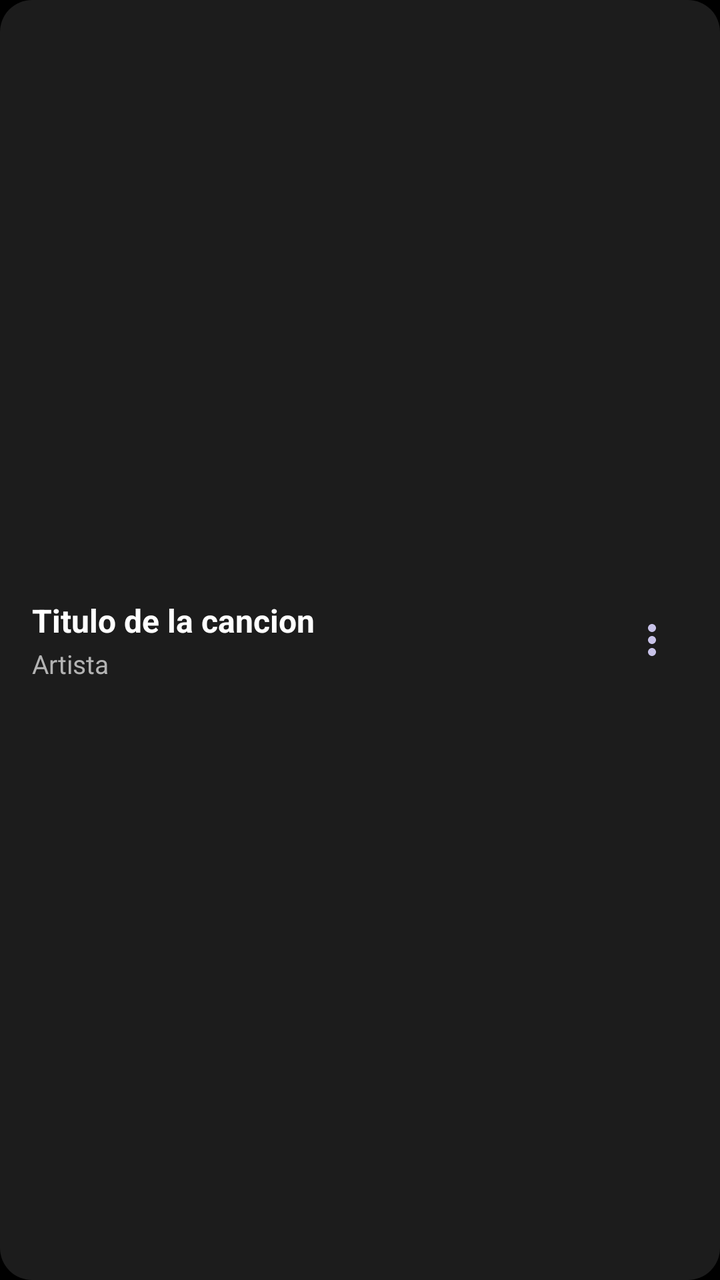
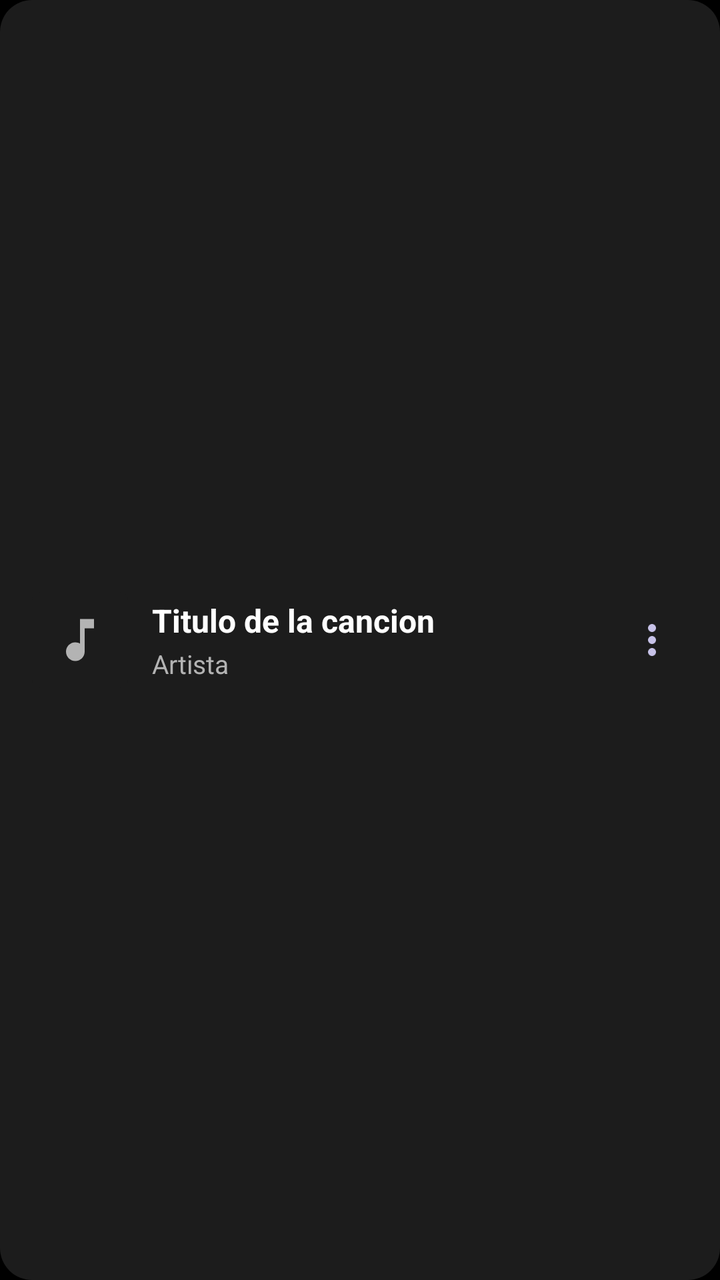

Compare the two renders of this Android layout. The source of the first and the diff that turns it into the second are given below.
<!-- AndroidManifest.xml: application theme Theme.MP_3 -->
<!-- res/layout/item_song.xml -->
<?xml version="1.0" encoding="utf-8"?>
<LinearLayout xmlns:android="http://schemas.android.com/apk/res/android"
    android:layout_width="match_parent"
    android:layout_height="wrap_content"
    android:layout_marginHorizontal="16dp"
    android:layout_marginVertical="6dp"
    android:background="@drawable/bg_item_song"
    android:gravity="center_vertical"
    android:orientation="horizontal"
    android:padding="16dp">

    <LinearLayout
        android:layout_width="0dp"
        android:layout_height="wrap_content"
        android:layout_weight="1"
        android:orientation="vertical">

        <TextView
            android:id="@+id/tvItemTitle"
            android:layout_width="match_parent"
            android:layout_height="wrap_content"
            android:ellipsize="end"
            android:maxLines="1"
            android:text="Titulo de la cancion"
            android:textColor="@color/text_primary_light"
            android:textSize="16sp"
            android:textStyle="bold" />

        <TextView
            android:id="@+id/tvItemArtist"
            android:layout_width="match_parent"
            android:layout_height="wrap_content"
            android:layout_marginTop="2dp"
            android:ellipsize="end"
            android:maxLines="1"
            android:text="Artista"
            android:textColor="@color/text_secondary_light"
            android:textSize="13sp" />

    </LinearLayout>

    <ImageButton
        android:id="@+id/btnItemMenu"
        android:layout_width="36dp"
        android:layout_height="36dp"
        android:layout_marginStart="8dp"
        android:background="@android:color/transparent"
        android:contentDescription="Opciones"
        android:padding="6dp"
        android:src="@drawable/ic_more_vert" />

</LinearLayout>
<!-- resources referenced by this layout -->
<resources>
  <color name="text_primary_light">#FFFFFF</color>
  <color name="text_secondary_light">#B3B3B3</color>
  <!-- drawable bg_item_song (drawable) -->
  <?xml version="1.0" encoding="utf-8"?>
  <selector xmlns:android="http://schemas.android.com/android">
      <item android:state_pressed="true">
          <shape android:shape="rectangle">
              <solid android:color="@color/purple_dark" />
              <corners android:radius="16dp" />
          </shape>
      </item>
      <item>
          <shape android:shape="rectangle">
              <solid android:color="@color/surface_dark" />
              <corners android:radius="16dp" />
          </shape>
      </item>
  </selector>
  <!-- drawable ic_more_vert (drawable) -->
  <vector xmlns:android="http://schemas.android.com/apk/res/android"
      android:width="24dp"
      android:height="24dp"
      android:viewportWidth="24"
      android:viewportHeight="24">
      <path
          android:fillColor="#C7C2E8"
          android:pathData="M12,8c1.1,0 2,-0.9 2,-2s-0.9,-2 -2,-2 -2,0.9 -2,2 0.9,2 2,2zM12,10c-1.1,0 -2,0.9 -2,2s0.9,2 2,2 2,-0.9 2,-2 -0.9,-2 -2,-2zM12,16c-1.1,0 -2,0.9 -2,2s0.9,2 2,2 2,-0.9 2,-2 -0.9,-2 -2,-2z" />
  </vector>
  <style name="Theme.MP_3" parent="Theme.MaterialComponents.DayNight.NoActionBar">
          <item name="colorPrimary">@color/purple_primary</item>
          <item name="colorPrimaryVariant">@color/purple_dark</item>
          <item name="colorOnPrimary">@color/white</item>
          <item name="colorSecondary">@color/blue_primary</item>
          <item name="colorSecondaryVariant">@color/blue_dark</item>
          <item name="colorOnSecondary">@color/white</item>
          <item name="android:statusBarColor">@color/background_dark</item>
          <item name="android:windowBackground">@color/background_dark</item>
          <item name="android:navigationBarColor">@color/background_dark</item>
      </style>
  <color name="purple_dark">#1C1C1C</color>
  <color name="surface_dark">#101010</color>
  <color name="purple_primary">#FFD600</color>
  <color name="white">#FFFFFF</color>
  <color name="blue_primary">#FFD600</color>
  <color name="blue_dark">#0A0A0A</color>
  <color name="background_dark">#000000</color>
</resources>

<!-- the commit's change to res/layout/item_song.xml (unified diff, before → after) -->
@@ -8,6 +8,18 @@
     android:gravity="center_vertical"
     android:orientation="horizontal"
     android:padding="16dp">
+
+    <ImageView
+        android:id="@+id/ivItemAlbumArt"
+        android:layout_width="48dp"
+        android:layout_height="48dp"
+        android:layout_marginEnd="12dp"
+        android:background="@drawable/bg_album_art_small"
+        android:contentDescription="Caratula del album"
+        android:padding="10dp"
+        android:scaleType="fitCenter"
+        android:src="@drawable/ic_music_note"
+        android:tint="@color/spotify_gray" />
 
     <LinearLayout
         android:layout_width="0dp"
<!-- resource entries referenced after the edit -->
@@ -1,7 +1,15 @@
 <!-- resources referenced by this layout -->
 <resources>
+  <color name="spotify_gray">#B3B3B3</color>
   <color name="text_primary_light">#FFFFFF</color>
   <color name="text_secondary_light">#B3B3B3</color>
+  <!-- drawable bg_album_art_small (drawable) -->
+  <?xml version="1.0" encoding="utf-8"?>
+  <shape xmlns:android="http://schemas.android.com/apk/res/android"
+      android:shape="rectangle">
+      <solid android:color="@color/spotify_card" />
+      <corners android:radius="4dp" />
+  </shape>
   <!-- drawable bg_item_song (drawable) -->
   <?xml version="1.0" encoding="utf-8"?>
   <selector xmlns:android="http://schemas.android.com/android">
@@ -28,6 +36,16 @@
           android:fillColor="#C7C2E8"
           android:pathData="M12,8c1.1,0 2,-0.9 2,-2s-0.9,-2 -2,-2 -2,0.9 -2,2 0.9,2 2,2zM12,10c-1.1,0 -2,0.9 -2,2s0.9,2 2,2 2,-0.9 2,-2 -0.9,-2 -2,-2zM12,16c-1.1,0 -2,0.9 -2,2s0.9,2 2,2 2,-0.9 2,-2 -0.9,-2 -2,-2z" />
   </vector>
+  <!-- drawable ic_music_note (drawable) -->
+  <vector xmlns:android="http://schemas.android.com/apk/res/android"
+      android:width="24dp"
+      android:height="24dp"
+      android:viewportWidth="24"
+      android:viewportHeight="24">
+      <path
+          android:fillColor="#C7C2E8"
+          android:pathData="M12,3v10.55c-0.59,-0.34 -1.27,-0.55 -2,-0.55c-2.21,0 -4,1.79 -4,4s1.79,4 4,4 4,-1.79 4,-4V7h4V3H12z" />
+  </vector>
   <style name="Theme.MP_3" parent="Theme.MaterialComponents.DayNight.NoActionBar">
           <item name="colorPrimary">@color/purple_primary</item>
           <item name="colorPrimaryVariant">@color/purple_dark</item>
@@ -39,11 +57,12 @@
           <item name="android:windowBackground">@color/background_dark</item>
           <item name="android:navigationBarColor">@color/background_dark</item>
       </style>
+  <color name="spotify_card">#1C1C1C</color>
   <color name="purple_dark">#1C1C1C</color>
   <color name="surface_dark">#101010</color>
-  <color name="purple_primary">#FFD600</color>
+  <color name="purple_primary">#9C27B0</color>
   <color name="white">#FFFFFF</color>
-  <color name="blue_primary">#FFD600</color>
+  <color name="blue_primary">#9C27B0</color>
   <color name="blue_dark">#0A0A0A</color>
   <color name="background_dark">#000000</color>
 </resources>
